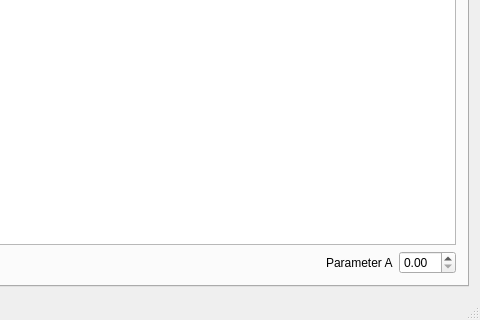
Above: Scarabaeus/mainwindow.ui from wtrsltnk/kenai-uu3dmod3 before the change; both pictures show x 120 to 600 and y 148 to 468 of the 600 by 468 pixel window. Below: the same form after it.
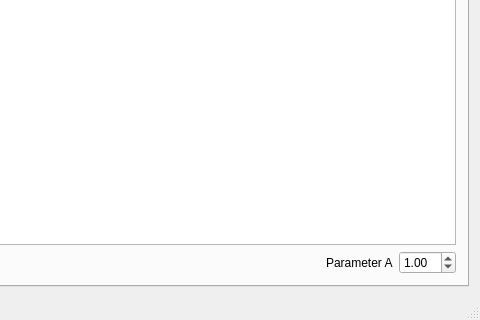
That is the form after the change. The open tabs and pages were chosen to show the change.

What changed in the file:
```diff
--- a/Scarabaeus/mainwindow.ui
+++ b/Scarabaeus/mainwindow.ui
@@ -49,7 +49,11 @@
          </widget>
         </item>
         <item row="1" column="2">
-         <widget class="QDoubleSpinBox" name="dsbA_1"/>
+         <widget class="QDoubleSpinBox" name="dsbA_1">
+          <property name="value">
+           <double>1.000000000000000</double>
+          </property>
+         </widget>
         </item>
        </layout>
       </widget>
```
Left out of the diff: 2 changed lines with no effect on the pictures.
